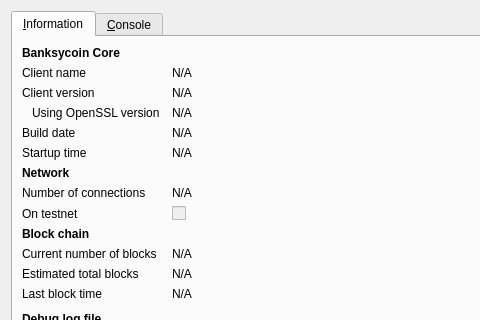
First picture: the form in src/qt/forms/rpcconsole.ui, repository dryall/artsycoin, before the edit; both pictures show x 0 to 480 and y 0 to 320 of the 740 by 450 pixel window.
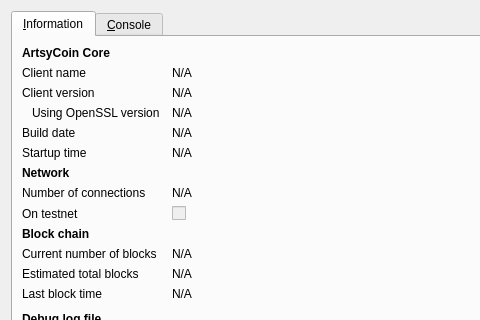
Second picture: the form after the edit. Icons and pictures are not drawn.

Commit message: Changing Strings to ArtsyCoin

What changed in the file:
```diff
--- a/src/qt/forms/rpcconsole.ui
+++ b/src/qt/forms/rpcconsole.ui
@@ -36,7 +36,7 @@
           </font>
          </property>
          <property name="text">
-          <string>Banksycoin Core</string>
+          <string>ArtsyCoin Core</string>
          </property>
         </widget>
        </item>
```
Left out of the diff: 6 changed lines with no effect on the pictures. The commit also changes 6 other files.
